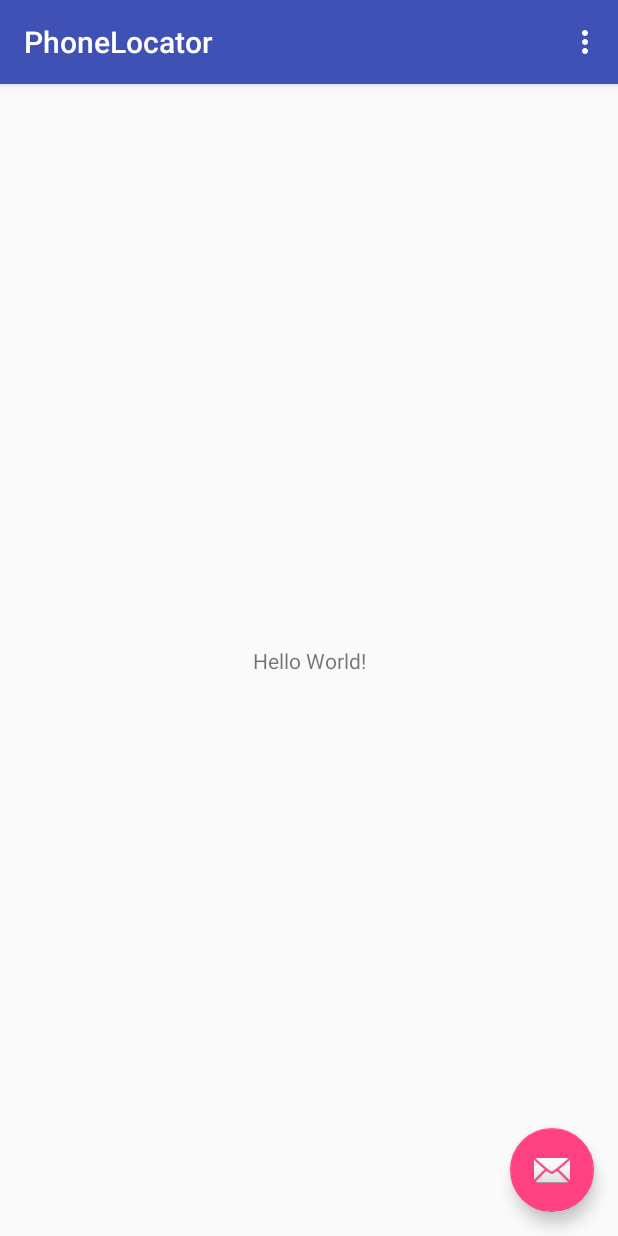
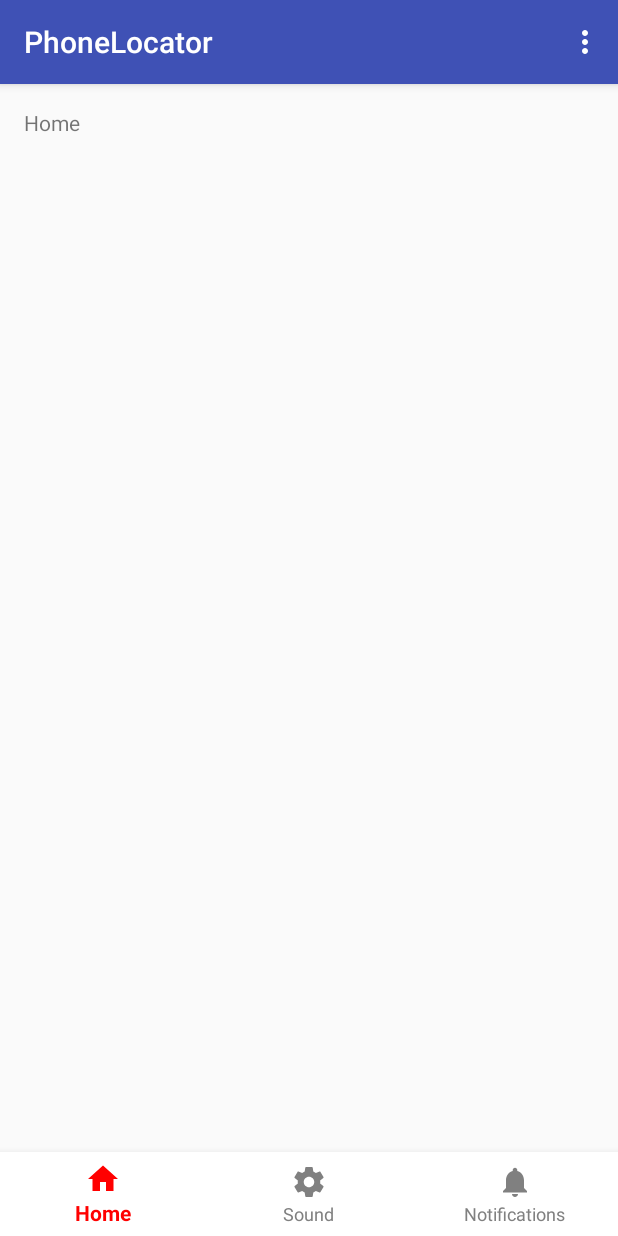
Before and after one commit to medalionk/phone-locator, an Android app: the screen it shows after launch (MainActivity), on a phone screen of 412 x 824 dp. Run offline under Robolectric (Android 15) with nearby library versions, the phone set to English and light mode, and no system bars.

Commit message:
Added botton navigation

```diff
--- a/app/build.gradle
+++ b/app/build.gradle
@@ -25,7 +25,7 @@ dependencies {
         exclude group: 'com.android.support', module: 'support-annotations'
     })
     compile 'com.android.support:appcompat-v7:25.3.1'
-    compile 'com.android.support.constraint:constraint-layout:1.0.2'
+    //compile 'com.android.support.constraint:constraint-layout:1.0.2'
     compile 'com.android.support:design:25.3.1'
     testCompile 'junit:junit:4.12'
 }
--- a/app/src/main/AndroidManifest.xml
+++ b/app/src/main/AndroidManifest.xml
@@ -11,8 +11,7 @@
         android:theme="@style/AppTheme">
         <activity
             android:name=".MainActivity"
-            android:label="@string/app_name"
-            android:theme="@style/AppTheme.NoActionBar">
+            android:label="@string/app_name">
             <intent-filter>
                 <action android:name="android.intent.action.MAIN" />
 
--- a/app/src/main/java/apps/jibovico/dev/phonelocator/MainActivity.java
+++ b/app/src/main/java/apps/jibovico/dev/phonelocator/MainActivity.java
@@ -1,6 +1,8 @@
 package apps.jibovico.dev.phonelocator;
 
 import android.os.Bundle;
+import android.support.annotation.NonNull;
+import android.support.design.widget.BottomNavigationView;
 import android.support.design.widget.FloatingActionButton;
 import android.support.design.widget.Snackbar;
 import android.support.v7.app.AppCompatActivity;
@@ -8,24 +10,50 @@ import android.support.v7.widget.Toolbar;
 import android.view.View;
 import android.view.Menu;
 import android.view.MenuItem;
+import android.widget.TextView;
 
 public class MainActivity extends AppCompatActivity {
+
+    private TextView mTextMessage;
+
+    private BottomNavigationView.OnNavigationItemSelectedListener mOnNavigationItemSelectedListener
+            = new BottomNavigationView.OnNavigationItemSelectedListener() {
+
+        @Override
+        public boolean onNavigationItemSelected(@NonNull MenuItem item) {
+            switch (item.getItemId()) {
+                case R.id.navigation_home:
+                    mTextMessage.setText(R.string.title_home);
+                    return true;
+                case R.id.navigation_dashboard:
+                    mTextMessage.setText(R.string.title_notifications);
+                    return true;
+//                case R.id.navigation_notifications:
+//                    mTextMessage.setText(R.string.title_notifications);
+//                    return true;
+            }
+            return false;
+        }
+
+    };
 
     @Override
     protected void onCreate(Bundle savedInstanceState) {
         super.onCreate(savedInstanceState);
         setContentView(R.layout.activity_main);
-        Toolbar toolbar = (Toolbar) findViewById(R.id.toolbar);
-        setSupportActionBar(toolbar);
 
-        FloatingActionButton fab = (FloatingActionButton) findViewById(R.id.fab);
-        fab.setOnClickListener(new View.OnClickListener() {
-            @Override
-            public void onClick(View view) {
-                Snackbar.make(view, "Replace with your own action", Snackbar.LENGTH_LONG)
-                        .setAction("Action", null).show();
-            }
-        });
+        mTextMessage = (TextView) findViewById(R.id.message);
+        BottomNavigationView navigation = (BottomNavigationView) findViewById(R.id.navigation);
+        navigation.setOnNavigationItemSelectedListener(mOnNavigationItemSelectedListener);
+
+//        FloatingActionButton fab = (FloatingActionButton) findViewById(R.id.fab);
+//        fab.setOnClickListener(new View.OnClickListener() {
+//            @Override
+//            public void onClick(View view) {
+//                Snackbar.make(view, "Replace with your own action", Snackbar.LENGTH_LONG)
+//                        .setAction("Action", null).show();
+//            }
+//        });
     }
 
     @Override
--- /dev/null
+++ b/app/src/main/res/drawable/ic_home_black_24dp.xml
@@ -0,0 +1,9 @@
+<vector xmlns:android="http://schemas.android.com/apk/res/android"
+    android:width="24dp"
+    android:height="24dp"
+    android:viewportHeight="24.0"
+    android:viewportWidth="24.0">
+    <path
+        android:fillColor="#FF000000"
+        android:pathData="M10,20v-6h4v6h5v-8h3L12,3 2,12h3v8z" />
+</vector>
--- /dev/null
+++ b/app/src/main/res/drawable/ic_menu_settings.xml
@@ -0,0 +1,10 @@
+<vector xmlns:android="http://schemas.android.com/apk/res/android"
+    android:width="24dp"
+    android:height="24dp"
+    android:tint="?attr/colorControlNormal"
+    android:viewportHeight="24.0"
+    android:viewportWidth="24.0">
+    <path
+        android:fillColor="#FF000000"
+        android:pathData="M19.43,12.98c0.04,-0.32 0.07,-0.64 0.07,-0.98s-0.03,-0.66 -0.07,-0.98l2.11,-1.65c0.19,-0.15 0.24,-0.42 0.12,-0.64l-2,-3.46c-0.12,-0.22 -0.39,-0.3 -0.61,-0.22l-2.49,1c-0.52,-0.4 -1.08,-0.73 -1.69,-0.98l-0.38,-2.65C14.46,2.18 14.25,2 14,2h-4c-0.25,0 -0.46,0.18 -0.49,0.42l-0.38,2.65c-0.61,0.25 -1.17,0.59 -1.69,0.98l-2.49,-1c-0.23,-0.09 -0.49,0 -0.61,0.22l-2,3.46c-0.13,0.22 -0.07,0.49 0.12,0.64l2.11,1.65c-0.04,0.32 -0.07,0.65 -0.07,0.98s0.03,0.66 0.07,0.98l-2.11,1.65c-0.19,0.15 -0.24,0.42 -0.12,0.64l2,3.46c0.12,0.22 0.39,0.3 0.61,0.22l2.49,-1c0.52,0.4 1.08,0.73 1.69,0.98l0.38,2.65c0.03,0.24 0.24,0.42 0.49,0.42h4c0.25,0 0.46,-0.18 0.49,-0.42l0.38,-2.65c0.61,-0.25 1.17,-0.59 1.69,-0.98l2.49,1c0.23,0.09 0.49,0 0.61,-0.22l2,-3.46c0.12,-0.22 0.07,-0.49 -0.12,-0.64l-2.11,-1.65zM12,15.5c-1.93,0 -3.5,-1.57 -3.5,-3.5s1.57,-3.5 3.5,-3.5 3.5,1.57 3.5,3.5 -1.57,3.5 -3.5,3.5z" />
+</vector>
--- /dev/null
+++ b/app/src/main/res/drawable/ic_notifications_black_24dp.xml
@@ -0,0 +1,9 @@
+<vector xmlns:android="http://schemas.android.com/apk/res/android"
+    android:width="24dp"
+    android:height="24dp"
+    android:viewportHeight="24.0"
+    android:viewportWidth="24.0">
+    <path
+        android:fillColor="#FF000000"
+        android:pathData="M12,22c1.1,0 2,-0.9 2,-2h-4c0,1.1 0.89,2 2,2zM18,16v-5c0,-3.07 -1.64,-5.64 -4.5,-6.32L13.5,4c0,-0.83 -0.67,-1.5 -1.5,-1.5s-1.5,0.67 -1.5,1.5v0.68C7.63,5.36 6,7.92 6,11v5l-2,2v1h16v-1l-2,-2z" />
+</vector>
--- /dev/null
+++ b/app/src/main/res/drawable/navigation_button.xml
@@ -0,0 +1,4 @@
+<ripple xmlns:android="http://schemas.android.com/apk/res/android"
+    android:color="?android:colorControlHighlight">
+    <item android:drawable="@color/white" />
+</ripple>
--- /dev/null
+++ b/app/src/main/res/drawable/navigation_item.xml
@@ -0,0 +1,5 @@
+<?xml version="1.0" encoding="utf-8"?>
+<selector xmlns:android="http://schemas.android.com/apk/res/android">
+    <item android:state_checked="true" android:color="@color/red" />
+    <item android:color="@color/grey"  />
+</selector>
--- a/app/src/main/res/layout/activity_main.xml
+++ b/app/src/main/res/layout/activity_main.xml
@@ -1,33 +1,39 @@
 <?xml version="1.0" encoding="utf-8"?>
-<android.support.design.widget.CoordinatorLayout xmlns:android="http://schemas.android.com/apk/res/android"
+<LinearLayout
+    xmlns:android="http://schemas.android.com/apk/res/android"
     xmlns:app="http://schemas.android.com/apk/res-auto"
     xmlns:tools="http://schemas.android.com/tools"
+    android:id="@+id/container"
     android:layout_width="match_parent"
     android:layout_height="match_parent"
+    android:orientation="vertical"
     tools:context="apps.jibovico.dev.phonelocator.MainActivity">
 
-    <android.support.design.widget.AppBarLayout
+    <FrameLayout
+        android:id="@+id/content"
+        android:layout_width="match_parent"
+        android:layout_height="0dp"
+        android:layout_weight="1">
+
+        <TextView
+            android:id="@+id/message"
+            android:layout_width="match_parent"
+            android:layout_height="wrap_content"
+            android:layout_marginBottom="@dimen/activity_vertical_margin"
+            android:layout_marginLeft="@dimen/activity_horizontal_margin"
+            android:layout_marginRight="@dimen/activity_horizontal_margin"
+            android:layout_marginTop="@dimen/activity_vertical_margin"
+            android:text="@string/title_home" />
+
+    </FrameLayout>
+
+    <android.support.design.widget.BottomNavigationView
+        android:id="@+id/navigation"
         android:layout_width="match_parent"
         android:layout_height="wrap_content"
-        android:theme="@style/AppTheme.AppBarOverlay">
-
-        <android.support.v7.widget.Toolbar
-            android:id="@+id/toolbar"
-            android:layout_width="match_parent"
-            android:layout_height="?attr/actionBarSize"
-            android:background="?attr/colorPrimary"
-            app:popupTheme="@style/AppTheme.PopupOverlay" />
-
-    </android.support.design.widget.AppBarLayout>
-
-    <include layout="@layout/content_main" />
-
-    <android.support.design.widget.FloatingActionButton
-        android:id="@+id/fab"
-        android:layout_width="wrap_content"
-        android:layout_height="wrap_content"
-        android:layout_gravity="bottom|end"
-        android:layout_margin="@dimen/fab_margin"
-        app:srcCompat="@android:drawable/ic_dialog_email" />
-
-</android.support.design.widget.CoordinatorLayout>
+        android:layout_gravity="bottom"
+        app:itemBackground="@drawable/navigation_button"
+        app:itemIconTint="@drawable/navigation_item"
+        app:itemTextColor="@drawable/navigation_item"
+        app:menu="@menu/bottom_navigation_main" />
+</LinearLayout>
--- /dev/null
+++ b/app/src/main/res/menu/bottom_navigation_main.xml
@@ -0,0 +1,22 @@
+<?xml version="1.0" encoding="utf-8"?>
+<menu xmlns:android="http://schemas.android.com/apk/res/android">
+
+    <item
+        android:id="@+id/navigation_home"
+        android:enabled="true"
+        android:icon="@drawable/ic_home_black_24dp"
+        android:title="@string/title_home" />
+
+    <item
+        android:id="@+id/navigation_dashboard"
+        android:enabled="true"
+        android:icon="@drawable/ic_menu_settings"
+        android:title="@string/title_settings" />
+
+    <item
+        android:id="@+id/navigation_notifications"
+        android:enabled="true"
+        android:icon="@drawable/ic_notifications_black_24dp"
+        android:title="@string/title_notifications" />
+
+</menu>
--- a/app/src/main/res/values/colors.xml
+++ b/app/src/main/res/values/colors.xml
@@ -3,4 +3,9 @@
     <color name="colorPrimary">#3F51B5</color>
     <color name="colorPrimaryDark">#303F9F</color>
     <color name="colorAccent">#FF4081</color>
+
+    <color name="red">#ff0000</color>
+    <color name="grey">#808080</color>
+    <color name="white">#ffffff</color>
+    <color name="defaultColor">#0288D1</color>
 </resources>
--- a/app/src/main/res/values/dimens.xml
+++ b/app/src/main/res/values/dimens.xml
@@ -1,3 +1,7 @@
 <resources>
     <dimen name="fab_margin">16dp</dimen>
+    <dimen name="grid_padding">10dp</dimen>
+
+    <dimen name="activity_horizontal_margin">16dp</dimen>
+    <dimen name="activity_vertical_margin">16dp</dimen>
 </resources>
--- a/app/src/main/res/values/strings.xml
+++ b/app/src/main/res/values/strings.xml
@@ -1,4 +1,8 @@
 <resources>
     <string name="app_name">PhoneLocator</string>
     <string name="action_settings">Settings</string>
+    <string name="button_text">Button</string>
+    <string name="title_home">Home</string>
+    <string name="title_settings">Sound</string>
+    <string name="title_notifications">Notifications</string>
 </resources>
--- a/app/src/main/res/values/styles.xml
+++ b/app/src/main/res/values/styles.xml
@@ -6,15 +6,16 @@
         <item name="colorPrimary">@color/colorPrimary</item>
         <item name="colorPrimaryDark">@color/colorPrimaryDark</item>
         <item name="colorAccent">@color/colorAccent</item>
+        <item name="colorControlHighlight">@color/red</item>
     </style>
 
-    <style name="AppTheme.NoActionBar">
-        <item name="windowActionBar">false</item>
-        <item name="windowNoTitle">true</item>
-    </style>
+    <!--<style name="AppTheme.NoActionBar">-->
+        <!--<item name="windowActionBar">false</item>-->
+        <!--<item name="windowNoTitle">true</item>-->
+    <!--</style>-->
 
-    <style name="AppTheme.AppBarOverlay" parent="ThemeOverlay.AppCompat.Dark.ActionBar" />
+    <!--<style name="AppTheme.AppBarOverlay" parent="ThemeOverlay.AppCompat.Dark.ActionBar" />-->
 
-    <style name="AppTheme.PopupOverlay" parent="ThemeOverlay.AppCompat.Light" />
+    <!--<style name="AppTheme.PopupOverlay" parent="ThemeOverlay.AppCompat.Light" />-->
 
 </resources>
```
Also changed, not shown: app/src/main/res/drawable/ic_dashboard_black_24dp.xml (added, +10 -0 lines), app/src/main/res/drawable/ic_root_audio.xml (added, +9 -0 lines), app/src/main/res/layout/content_main.xml (+82 -15 lines).
